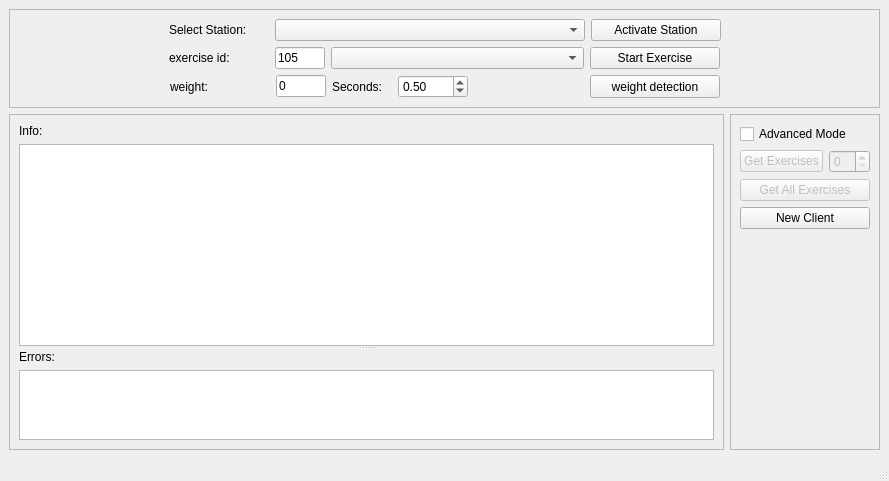
The window that src/station_manager/layouts/station_selection_ui.ui (tedseb/RWTH-UKA-Pose-estimation) describes before a commit, drawn with Qt 5.
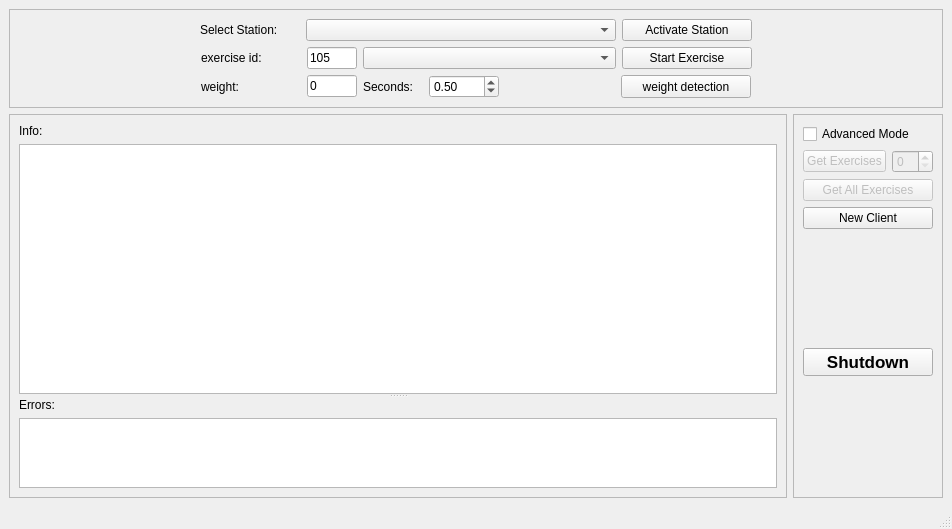
The same window after the commit.

Commit message: added shutdown button

The edit to the form file:
```diff
--- a/src/station_manager/layouts/station_selection_ui.ui
+++ b/src/station_manager/layouts/station_selection_ui.ui
@@ -6,8 +6,8 @@
    <rect>
     <x>0</x>
     <y>0</y>
-    <width>889</width>
-    <height>481</height>
+    <width>952</width>
+    <height>529</height>
    </rect>
   </property>
   <property name="windowTitle">
@@ -531,6 +531,38 @@
              </item>
             </layout>
            </item>
+           <item row="6" column="0">
+            <spacer name="verticalSpacer_3">
+             <property name="orientation">
+              <enum>Qt::Vertical</enum>
+             </property>
+             <property name="sizeHint" stdset="0">
+              <size>
+               <width>20</width>
+               <height>40</height>
+              </size>
+             </property>
+            </spacer>
+           </item>
+           <item row="5" column="0">
+            <widget class="QPushButton" name="shutdown_button">
+             <property name="enabled">
+              <bool>true</bool>
+             </property>
+             <property name="font">
+              <font>
+               <pointsize>13</pointsize>
+               <weight>75</weight>
+               <italic>false</italic>
+               <bold>true</bold>
+               <underline>false</underline>
+              </font>
+             </property>
+             <property name="text">
+              <string>Shutdown</string>
+             </property>
+            </widget>
+           </item>
            <item row="0" column="0">
             <widget class="QCheckBox" name="advance_mode_check">
              <property name="enabled">
@@ -541,19 +573,6 @@
              </property>
             </widget>
            </item>
-           <item row="4" column="0">
-            <spacer name="verticalSpacer_3">
-             <property name="orientation">
-              <enum>Qt::Vertical</enum>
-             </property>
-             <property name="sizeHint" stdset="0">
-              <size>
-               <width>20</width>
-               <height>40</height>
-              </size>
-             </property>
-            </spacer>
-           </item>
            <item row="2" column="0">
             <widget class="QPushButton" name="pushButton_2">
              <property name="enabled">
@@ -574,6 +593,19 @@
              </property>
             </widget>
            </item>
+           <item row="4" column="0">
+            <spacer name="verticalSpacer_4">
+             <property name="orientation">
+              <enum>Qt::Vertical</enum>
+             </property>
+             <property name="sizeHint" stdset="0">
+              <size>
+               <width>20</width>
+               <height>40</height>
+              </size>
+             </property>
+            </spacer>
+           </item>
           </layout>
          </item>
         </layout>
```
Left out of the diff: 2 changed lines with no effect on the pictures. The commit also changes 8 other files.
